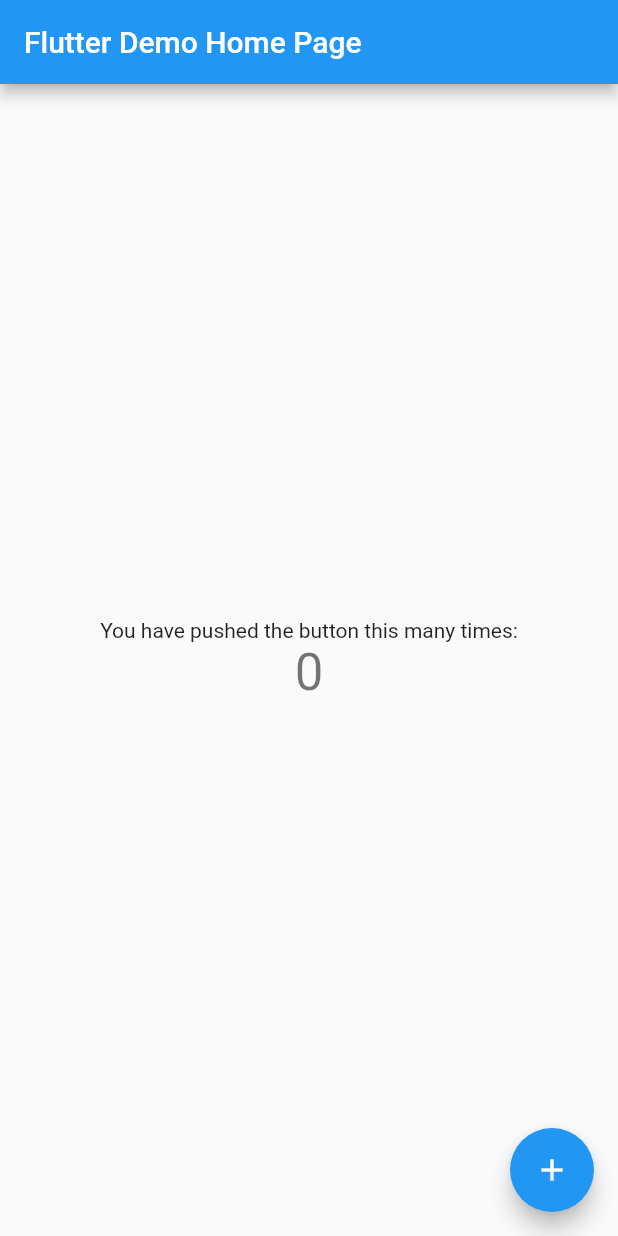
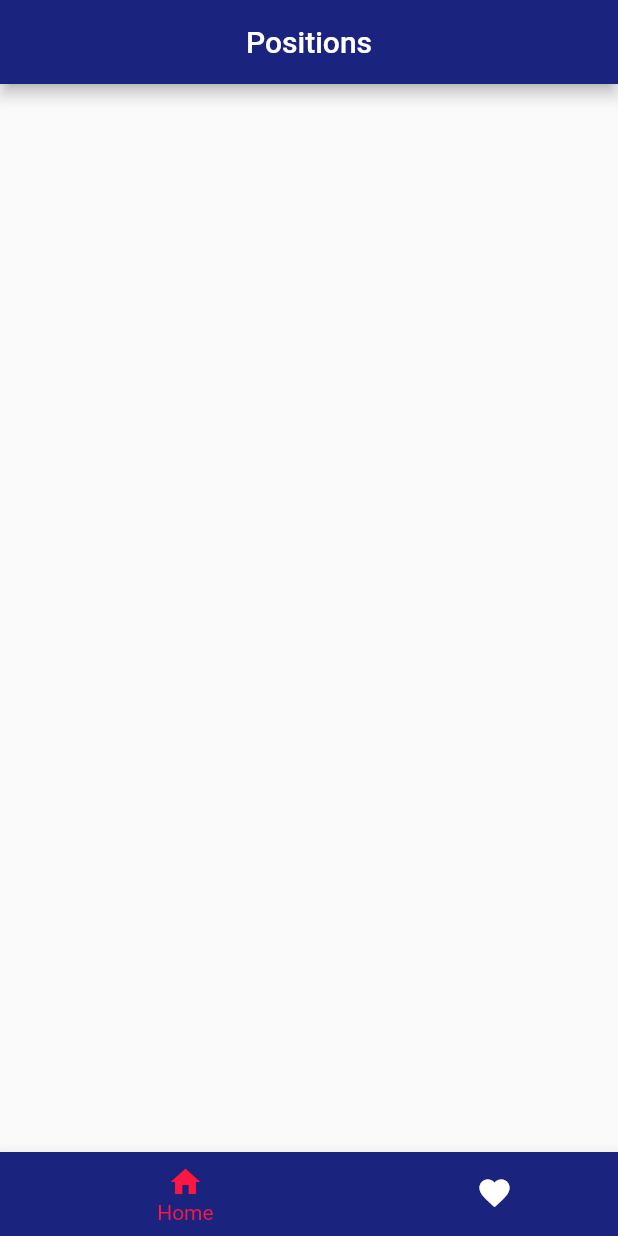
Before and after one commit to JayselDC/Mobile_Assignment_Part_B, a Flutter app: the screen it shows after launch, on a phone screen of 412 x 824 dp. Run offline on Flutter 3.47's test engine with Material 2 defaults, Android fonts, the phone set to English and light mode, and no system bars.

Commit message:
Set up UI layout

```diff
--- a/Basketball_Scout_App/lib/main.dart
+++ b/Basketball_Scout_App/lib/main.dart
@@ -1,117 +1,24 @@
 import 'package:flutter/material.dart';
+
+import './screens/tabs_screen.dart';
+import './screens/home_screen.dart';
 
 void main() {
   runApp(MyApp());
 }
 
 class MyApp extends StatelessWidget {
-  // This widget is the root of your application.
   @override
   Widget build(BuildContext context) {
     return MaterialApp(
       title: 'Flutter Demo',
       theme: ThemeData(
-        // This is the theme of your application.
-        //
-        // Try running your application with "flutter run". You'll see the
-        // application has a blue toolbar. Then, without quitting the app, try
-        // changing the primarySwatch below to Colors.green and then invoke
-        // "hot reload" (press "r" in the console where you ran "flutter run",
-        // or simply save your changes to "hot reload" in a Flutter IDE).
-        // Notice that the counter didn't reset back to zero; the application
-        // is not restarted.
-        primarySwatch: Colors.blue,
-        // This makes the visual density adapt to the platform that you run
-        // the app on. For desktop platforms, the controls will be smaller and
-        // closer together (more dense) than on mobile platforms.
-        visualDensity: VisualDensity.adaptivePlatformDensity,
+        primaryColor: Colors.indigo[900],
+        accentColor: Colors.redAccent[400]
       ),
-      home: MyHomePage(title: 'Flutter Demo Home Page'),
+      routes: {
+        '/': (ctx) => TabsScreen(),
+      },
     );
   }
 }
-
-class MyHomePage extends StatefulWidget {
-  MyHomePage({Key key, this.title}) : super(key: key);
-
-  // This widget is the home page of your application. It is stateful, meaning
-  // that it has a State object (defined below) that contains fields that affect
-  // how it looks.
-
-  // This class is the configuration for the state. It holds the values (in this
-  // case the title) provided by the parent (in this case the App widget) and
-  // used by the build method of the State. Fields in a Widget subclass are
-  // always marked "final".
-
-  final String title;
-
-  @override
-  _MyHomePageState createState() => _MyHomePageState();
-}
-
-class _MyHomePageState extends State<MyHomePage> {
-  int _counter = 0;
-
-  void _incrementCounter() {
-    setState(() {
-      // This call to setState tells the Flutter framework that something has
-      // changed in this State, which causes it to rerun the build method below
-      // so that the display can reflect the updated values. If we changed
-      // _counter without calling setState(), then the build method would not be
-      // called again, and so nothing would appear to happen.
-      _counter++;
-    });
-  }
-
-  @override
-  Widget build(BuildContext context) {
-    // This method is rerun every time setState is called, for instance as done
-    // by the _incrementCounter method above.
-    //
-    // The Flutter framework has been optimized to make rerunning build methods
-    // fast, so that you can just rebuild anything that needs updating rather
-    // than having to individually change instances of widgets.
-    return Scaffold(
-      appBar: AppBar(
-        // Here we take the value from the MyHomePage object that was created by
-        // the App.build method, and use it to set our appbar title.
-        title: Text(widget.title),
-      ),
-      body: Center(
-        // Center is a layout widget. It takes a single child and positions it
-        // in the middle of the parent.
-        child: Column(
-          // Column is also a layout widget. It takes a list of children and
-          // arranges them vertically. By default, it sizes itself to fit its
-          // children horizontally, and tries to be as tall as its parent.
-          //
-          // Invoke "debug painting" (press "p" in the console, choose the
-          // "Toggle Debug Paint" action from the Flutter Inspector in Android
-          // Studio, or the "Toggle Debug Paint" command in Visual Studio Code)
-          // to see the wireframe for each widget.
-          //
-          // Column has various properties to control how it sizes itself and
-          // how it positions its children. Here we use mainAxisAlignment to
-          // center the children vertically; the main axis here is the vertical
-          // axis because Columns are vertical (the cross axis would be
-          // horizontal).
-          mainAxisAlignment: MainAxisAlignment.center,
-          children: <Widget>[
-            Text(
-              'You have pushed the button this many times:',
-            ),
-            Text(
-              '$_counter',
-              style: Theme.of(context).textTheme.headline4,
-            ),
-          ],
-        ),
-      ),
-      floatingActionButton: FloatingActionButton(
-        onPressed: _incrementCounter,
-        tooltip: 'Increment',
-        child: Icon(Icons.add),
-      ), // This trailing comma makes auto-formatting nicer for build methods.
-    );
-  }
-}
--- /dev/null
+++ b/Basketball_Scout_App/lib/screens/favourites_screen.dart
@@ -0,0 +1,10 @@
+import 'package:flutter/material.dart';
+
+class FavouritesScreen extends StatelessWidget {
+  @override
+  Widget build(BuildContext context) {
+    return Center(
+      child: Text('Favourites')
+    );
+  }
+}
--- /dev/null
+++ b/Basketball_Scout_App/lib/screens/home_screen.dart
@@ -0,0 +1,10 @@
+import 'package:flutter/material.dart';
+
+class HomeScreen extends StatelessWidget {
+  @override
+  Widget build(BuildContext context) {
+    return Scaffold(
+
+    );
+  }
+}
--- /dev/null
+++ b/Basketball_Scout_App/lib/screens/player_details_screen.dart
@@ -0,0 +1,10 @@
+import 'package:flutter/material.dart';
+
+class PlayerDetailsScreen extends StatelessWidget {
+  @override
+  Widget build(BuildContext context) {
+    return Container(
+
+    );
+  }
+}
--- /dev/null
+++ b/Basketball_Scout_App/lib/screens/players_filter_screen.dart
@@ -0,0 +1,10 @@
+import 'package:flutter/material.dart';
+
+class PlayersFilterScreen extends StatelessWidget {
+  @override
+  Widget build(BuildContext context) {
+    return Container(
+
+    );
+  }
+}
--- /dev/null
+++ b/Basketball_Scout_App/lib/screens/players_list_screen.dart
@@ -0,0 +1,10 @@
+import 'package:flutter/material.dart';
+
+class PlayersListScreen extends StatelessWidget {
+  @override
+  Widget build(BuildContext context) {
+    return Container(
+
+    );
+  }
+}
--- /dev/null
+++ b/Basketball_Scout_App/lib/screens/tabs_screen.dart
@@ -0,0 +1,74 @@
+import 'package:flutter/material.dart';
+
+import './home_screen.dart';
+import './favourites_screen.dart';
+
+class TabsScreen extends StatefulWidget {
+  @override
+  _TabsScreenState createState() => _TabsScreenState();
+}
+
+class _TabsScreenState extends State<TabsScreen> {
+  List<Map<String, Object>> _pages;
+  var _selectedPageIndex = 0;
+
+  @override
+  void initState() {
+    _pages = [
+      {
+        'page': HomeScreen(),
+        'title': 'Positions',
+      },
+      {
+        'page': FavouritesScreen(),
+        'title': 'Favourites',
+      },
+    ];
+    super.initState();
+  }
+
+  void _selectPage(int i) {
+    setState(() {
+      _selectedPageIndex = i;
+    });
+  }
+
+  @override
+  Widget build(BuildContext context) {
+    return Scaffold(
+      appBar: AppBar(
+        title: Container(
+          child: Text(
+            _pages[_selectedPageIndex]['title'],
+          ),
+        ),
+        centerTitle: true,
+      ),
+      body: _pages[_selectedPageIndex]['page'],
+      bottomNavigationBar: BottomNavigationBar(
+        backgroundColor: Theme.of(context).primaryColor,
+        selectedItemColor: Theme.of(context).accentColor,
+        unselectedItemColor: Colors.white,
+        currentIndex: _selectedPageIndex,
+        type: BottomNavigationBarType.shifting,
+        items: [
+          BottomNavigationBarItem(
+            backgroundColor: Theme.of(context).primaryColor,
+            icon: Icon(
+              Icons.home,
+            ),
+            title: Text('Home'),
+          ),
+          BottomNavigationBarItem(
+            backgroundColor: Theme.of(context).primaryColor,
+            icon: Icon(
+              Icons.favorite,
+            ),
+            title: Text('Favourites'),
+          ),
+        ],
+        onTap: _selectPage,
+      ),
+    );
+  }
+}
```
Also changed, not shown: Basketball_Scout_App/lib/models/player.dart (added).
